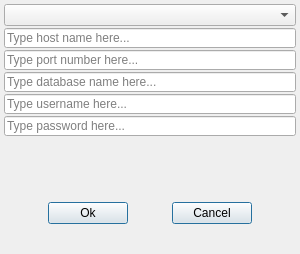
spine-tools/Spine-Toolbox, file spinetoolbox/ui/add_db_reference.ui: the form before one commit.
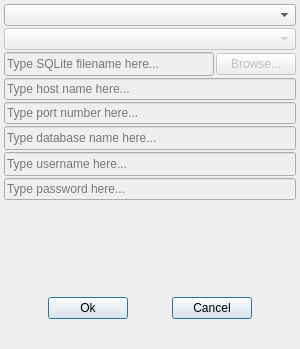
The form after the commit.

What changed in the file:
```diff
--- a/spinetoolbox/ui/add_db_reference.ui
+++ b/spinetoolbox/ui/add_db_reference.ui
@@ -30,7 +30,7 @@
     <x>0</x>
     <y>0</y>
     <width>300</width>
-    <height>254</height>
+    <height>349</height>
    </rect>
   </property>
   <property name="sizePolicy">
@@ -78,8 +78,48 @@
      <item>
       <widget class="QComboBox" name="comboBox_dialect"/>
      </item>
+     <item>
+      <widget class="QComboBox" name="comboBox_dsn">
+       <property name="enabled">
+        <bool>false</bool>
+       </property>
+      </widget>
+     </item>
+     <item>
+      <layout class="QHBoxLayout" name="horizontalLayout">
+       <item>
+        <widget class="QLineEdit" name="lineEdit_SQLite_file">
+         <property name="enabled">
+          <bool>false</bool>
+         </property>
+         <property name="minimumSize">
+          <size>
+           <width>0</width>
+           <height>24</height>
+          </size>
+         </property>
+         <property name="placeholderText">
+          <string>Type SQLite filename here...</string>
+         </property>
+        </widget>
+       </item>
+       <item>
+        <widget class="QPushButton" name="pushButton_browse">
+         <property name="enabled">
+          <bool>false</bool>
+         </property>
+         <property name="text">
+          <string>Browse...</string>
+         </property>
+        </widget>
+       </item>
+      </layout>
+     </item>
      <item>
       <widget class="QLineEdit" name="lineEdit_host">
+       <property name="enabled">
+        <bool>false</bool>
+       </property>
        <property name="sizePolicy">
         <sizepolicy hsizetype="Expanding" vsizetype="Fixed">
          <horstretch>0</horstretch>
@@ -89,13 +129,13 @@
        <property name="minimumSize">
         <size>
          <width>220</width>
-         <height>20</height>
+         <height>0</height>
         </size>
        </property>
        <property name="maximumSize">
         <size>
          <width>5000</width>
-         <height>20</height>
+         <height>5000</height>
         </size>
        </property>
        <property name="toolTip">
@@ -111,10 +151,13 @@
      </item>
      <item>
       <widget class="QLineEdit" name="lineEdit_port">
+       <property name="enabled">
+        <bool>false</bool>
+       </property>
        <property name="maximumSize">
         <size>
          <width>16777215</width>
-         <height>20</height>
+         <height>5000</height>
         </size>
        </property>
        <property name="toolTip">
@@ -127,6 +170,9 @@
      </item>
      <item>
       <widget class="QLineEdit" name="lineEdit_database">
+       <property name="enabled">
+        <bool>false</bool>
+       </property>
        <property name="sizePolicy">
         <sizepolicy hsizetype="Expanding" vsizetype="Fixed">
          <horstretch>0</horstretch>
@@ -136,13 +182,13 @@
        <property name="minimumSize">
         <size>
          <width>220</width>
-         <height>20</height>
+         <height>24</height>
         </size>
        </property>
        <property name="maximumSize">
         <size>
          <width>5000</width>
-         <height>20</height>
+         <height>5000</height>
         </size>
        </property>
        <property name="toolTip">
@@ -158,6 +204,9 @@
      </item>
      <item>
       <widget class="QLineEdit" name="lineEdit_username">
+       <property name="enabled">
+        <bool>false</bool>
+       </property>
        <property name="sizePolicy">
         <sizepolicy hsizetype="Expanding" vsizetype="Fixed">
          <horstretch>0</horstretch>
@@ -167,13 +216,13 @@
        <property name="minimumSize">
         <size>
          <width>220</width>
-         <height>20</height>
+         <height>24</height>
         </size>
        </property>
        <property name="maximumSize">
         <size>
          <width>5000</width>
-         <height>20</height>
+         <height>5000</height>
         </size>
        </property>
        <property name="toolTip">
@@ -189,6 +238,9 @@
      </item>
      <item>
       <widget class="QLineEdit" name="lineEdit_password">
+       <property name="enabled">
+        <bool>false</bool>
+       </property>
        <property name="sizePolicy">
         <sizepolicy hsizetype="Expanding" vsizetype="Fixed">
          <horstretch>0</horstretch>
@@ -204,7 +256,7 @@
        <property name="maximumSize">
         <size>
          <width>5000</width>
-         <height>20</height>
+         <height>5000</height>
         </size>
        </property>
        <property name="toolTip">
```
